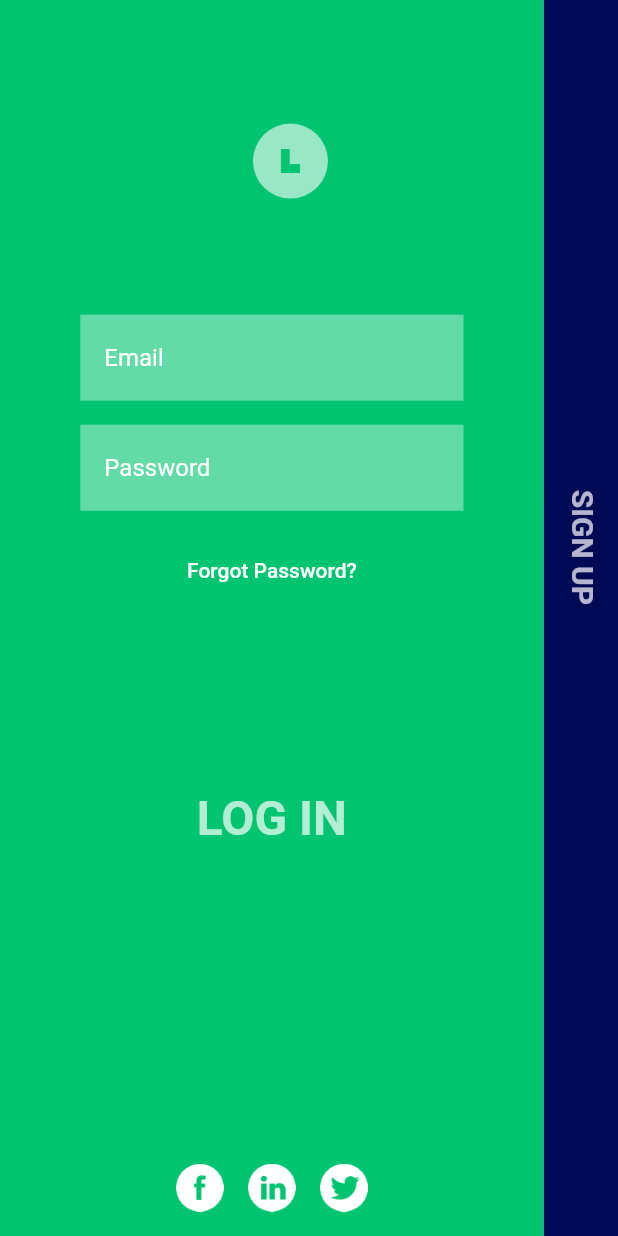
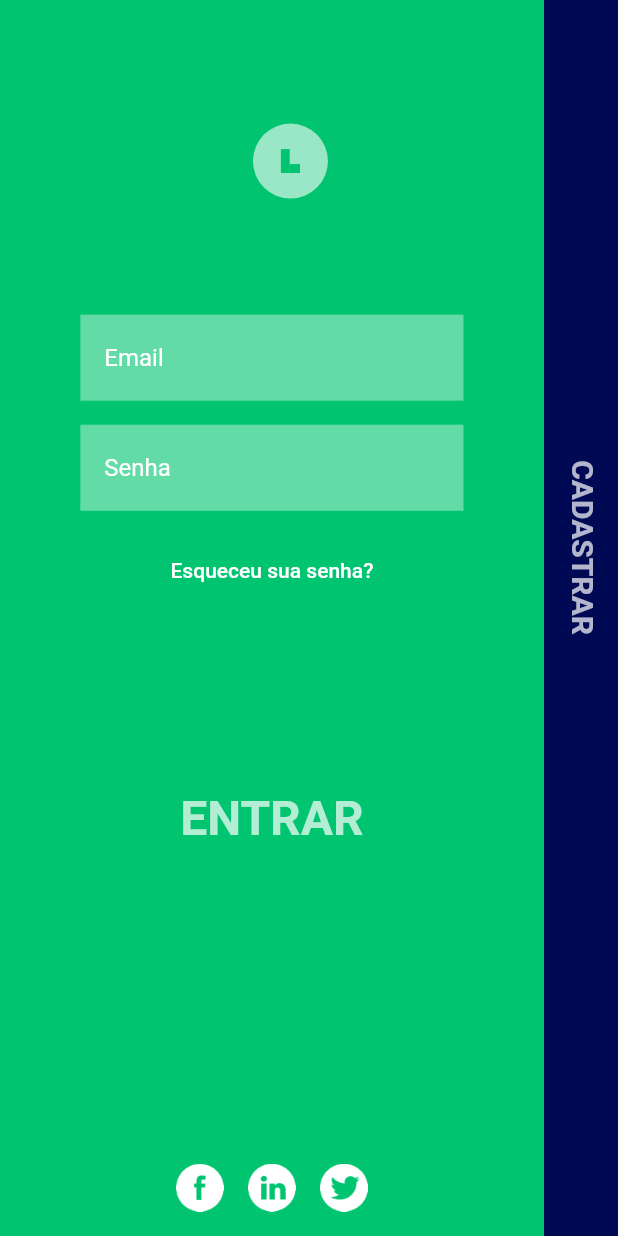
Before and after one commit to devmateusrodrigues/animated-login-page-flutter, a Flutter app: the screen it shows after launch, on a phone screen of 412 x 824 dp. Run offline on Flutter 3.47's test engine with Material 2 defaults, Android fonts, the phone set to English and light mode, and no system bars; our stand-ins replace flutter_svg.

Commit message:
Tradução e novo README

```diff
--- a/lib/auth_screen.dart
+++ b/lib/auth_screen.dart
@@ -136,7 +136,7 @@ class _AuthScreenState extends State<AuthScreen> with SingleTickerProviderStateM
                           width: 160,
                           // color: Colors.red,
                           child: Text(
-                            "Log In".toUpperCase(),
+                            "Entrar".toUpperCase(),
                           ),
                         ),
                       ),
@@ -170,7 +170,7 @@ class _AuthScreenState extends State<AuthScreen> with SingleTickerProviderStateM
                           width: 160,
                           // color: Colors.red,
                           child: Text(
-                            "Sign Up".toUpperCase(),
+                            "Cadastrar".toUpperCase(),
                           ),
                         ),
                       ),
--- a/lib/widgets/login_form.dart
+++ b/lib/widgets/login_form.dart
@@ -27,14 +27,14 @@ class LoginForm extends StatelessWidget {
               child: TextFormField(
                 obscureText: true,
                 decoration: InputDecoration(
-                  hintText: "Password",
+                  hintText: "Senha",
                 ),
               ),
             ),
             TextButton(
               onPressed: () {},
               child: Text(
-                "Forgot Password?",
+                "Esqueceu sua senha?",
                 style: TextStyle(color: Colors.white),
               ),
             ),
--- a/lib/widgets/sign_up_form.dart
+++ b/lib/widgets/sign_up_form.dart
@@ -26,14 +26,14 @@ class SignUpForm extends StatelessWidget {
               child: TextFormField(
                 obscureText: true,
                 decoration: InputDecoration(
-                  hintText: "Password",
+                  hintText: "Senha",
                 ),
               ),
             ),
             TextFormField(
               obscureText: true,
               decoration: InputDecoration(
-                hintText: "Confirm Password",
+                hintText: "Confirmar senha",
               ),
             ),
             Spacer(flex: 2)
```
Also changed, not shown: 1 other file.
